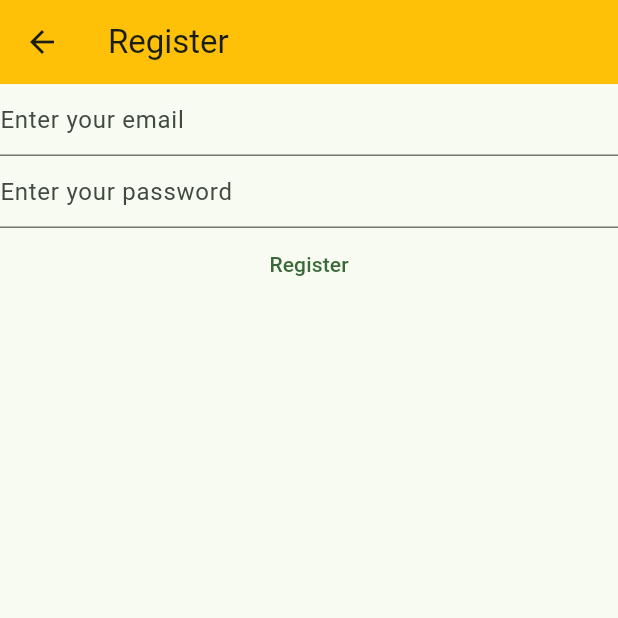
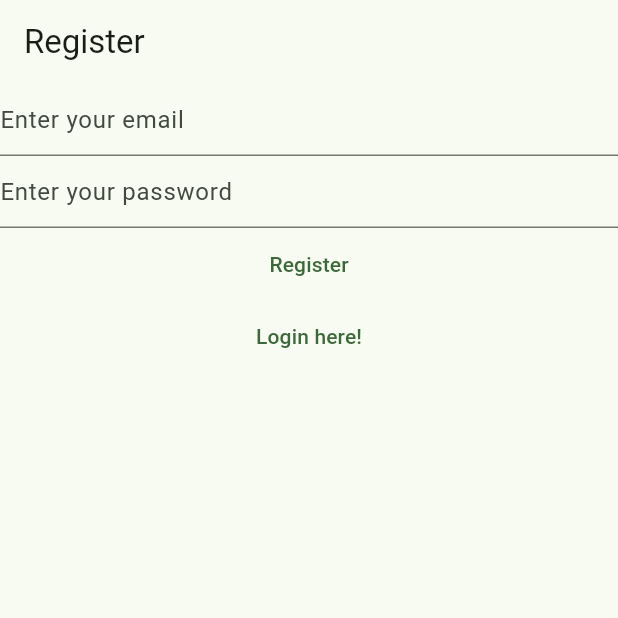
Before and after one commit to iribuda/mynotes, a Flutter app: the RegisterView screen opened directly, on a phone screen of 412 x 824 dp, the top half of it. Run offline on Flutter 3.47's test engine with Material 3 defaults, Android fonts, the phone set to English and light mode, and no system bars; our stand-ins replace firebase_auth, firebase_core; accounts and stored records are empty.

Commit message:
configured login and register views

```diff
--- a/lib/views/register_view.dart
+++ b/lib/views/register_view.dart
@@ -1,7 +1,5 @@
 import 'package:firebase_auth/firebase_auth.dart';
-import 'package:firebase_core/firebase_core.dart';
 import 'package:flutter/material.dart';
-import 'package:mynotes/firebase_options.dart';
 
 class RegisterView extends StatefulWidget {
   const RegisterView({super.key});
@@ -15,7 +13,7 @@ class _RegisterViewState extends State<RegisterView> {
   late final TextEditingController _password;
 
   @override
-  void initState(){
+  void initState() {
     _email = TextEditingController();
     _password = TextEditingController();
     super.initState();
@@ -32,17 +30,9 @@ class _RegisterViewState extends State<RegisterView> {
   Widget build(BuildContext context) {
     return Scaffold(
       appBar: AppBar(
-        title: const Text('Register'),
-        backgroundColor: Colors.amber,
+        title: Text('Register'),
       ),
-      body: FutureBuilder(
-        future: Firebase.initializeApp(
-          options: DefaultFirebaseOptions.currentPlatform,
-        ),
-        builder: (context, snapshot) {
-          switch (snapshot.connectionState){
-            case ConnectionState.done:
-              return Column(
+      body: Column(
         children: [
           TextField(
             controller: _email,
@@ -62,37 +52,34 @@ class _RegisterViewState extends State<RegisterView> {
           ),
           TextButton(
             onPressed: () async {
-
               final email = _email.text;
               final password = _password.text;
-                      try{
+              try {
                 final userCredential =
                     await FirebaseAuth.instance.createUserWithEmailAndPassword(
                   email: email,
                   password: password,
                 );
                 print(userCredential);
-                      } on FirebaseAuthException catch (e){
-                        if(e.code=='weak-password'){
+              } on FirebaseAuthException catch (e) {
+                if (e.code == 'weak-password') {
                   print('weak!');
-                        }
-                        else if(e.code == 'email-already-in-use'){
+                } else if (e.code == 'email-already-in-use') {
                   print('Email is already in use!');
-                        }
-                        else if(e.code=='invalid-email'){
+                } else if (e.code == 'invalid-email') {
                   print('Email is invalid!');
                 }
               }
-
             },
             child: const Text('Register'),
           ),
+          TextButton(
+            onPressed: (){
+              Navigator.of(context).pushNamedAndRemoveUntil('/login/', (route) => false);
+            },
+            child: Text('Login here!'))
         ],
-              );
-              default:
-                return Text('Loading');
-              }
-      }),
+      ),
     );
   }
 }
```
Also changed, not shown: lib/main.dart (+34 -24 lines), lib/views/login_view.dart (+14 -22 lines), lib/views/verify_email.dart (added, +29 -0 lines). Lines whose indentation alone changed are shown as unchanged.
